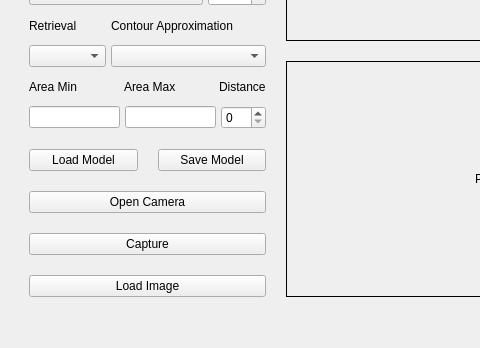
vananh2606/VisionProcessingImage, file src/gui/MainWindowUI.ui: the form before one commit; both pictures show x 0 to 480 and y 244 to 592 of the 789 by 592 pixel window.
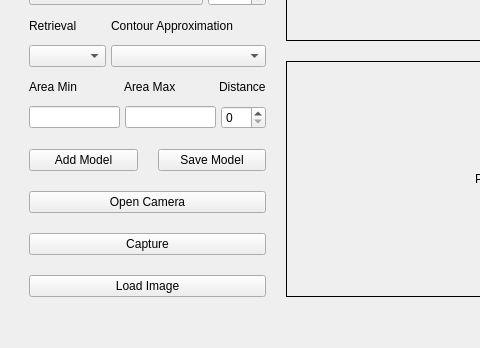
The form after the commit.

Diff of the .ui file:
```diff
--- a/src/gui/MainWindowUI.ui
+++ b/src/gui/MainWindowUI.ui
@@ -212,7 +212,7 @@
           <item>
            <widget class="QPushButton" name="LoadModel">
             <property name="text">
-             <string>Load Model</string>
+             <string>Add Model</string>
             </property>
            </widget>
           </item>
```
Left out of the diff: 2 changed lines with no effect on the pictures.
